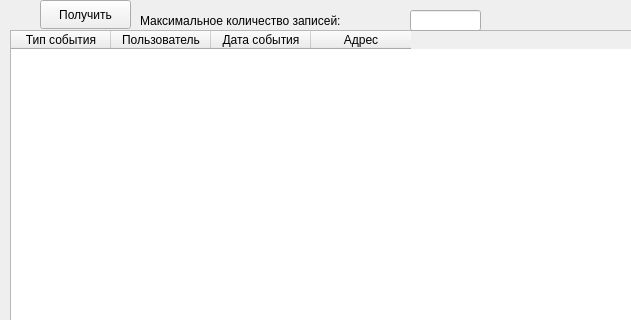
This is eventtracker.ui in shmkvdmd/SecureModules as Qt 5 draws it before an edit; both pictures show x 0 to 631 and y 0 to 320 of the 860 by 500 pixel window. The edited form follows.
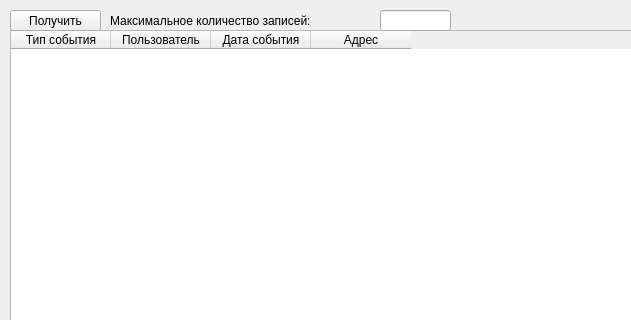
This is the edited form.

The edit to the form file:
```diff
--- a/eventtracker.ui
+++ b/eventtracker.ui
@@ -83,10 +83,10 @@
   <widget class="QPushButton" name="pushButton_2">
    <property name="geometry">
     <rect>
-     <x>40</x>
-     <y>0</y>
+     <x>10</x>
+     <y>10</y>
      <width>91</width>
-     <height>29</height>
+     <height>21</height>
     </rect>
    </property>
    <property name="text">
@@ -96,7 +96,7 @@
   <widget class="QLineEdit" name="maxCountLineEdit">
    <property name="geometry">
     <rect>
-     <x>410</x>
+     <x>380</x>
      <y>10</y>
      <width>71</width>
      <height>21</height>
@@ -106,7 +106,7 @@
   <widget class="QLabel" name="maxLabel">
    <property name="geometry">
     <rect>
-     <x>140</x>
+     <x>110</x>
      <y>10</y>
      <width>271</width>
      <height>21</height>
```
Left out of the diff: 2 changed lines with no effect on the pictures.
